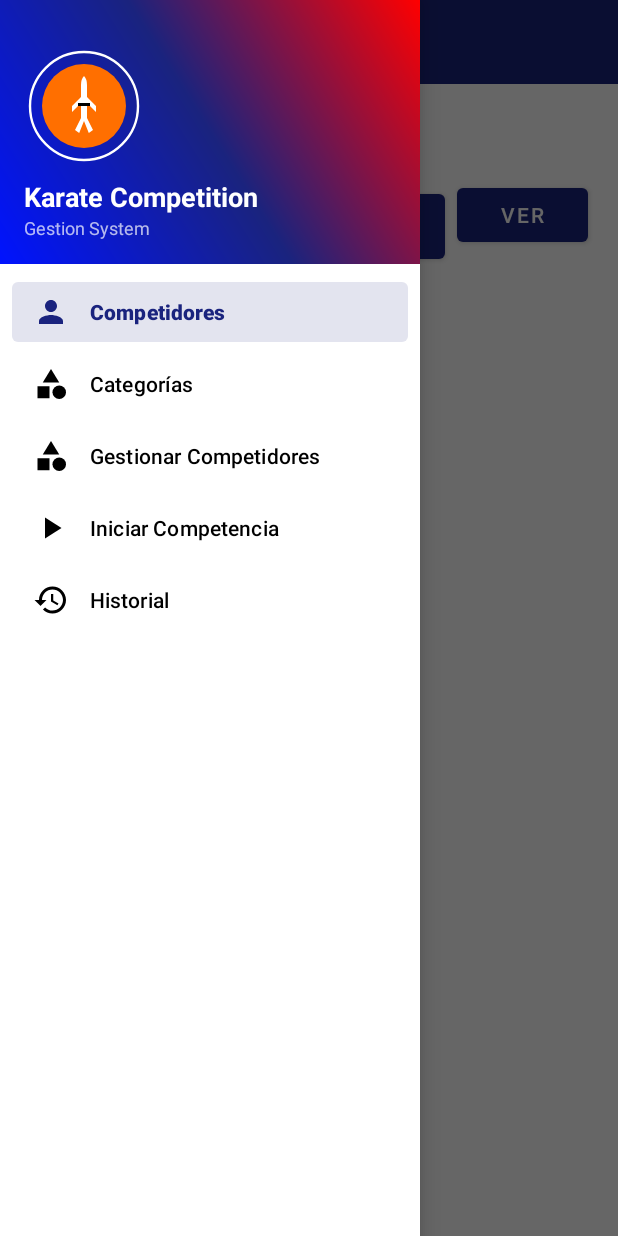
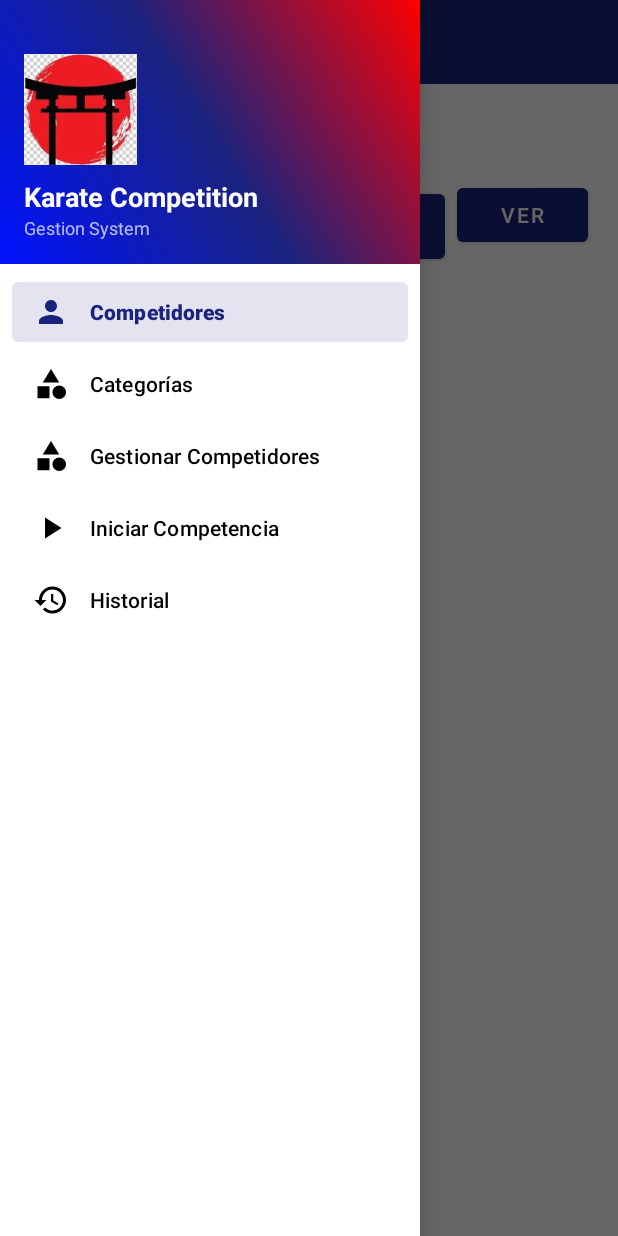
Before and after one commit to GrecoAveitua/proyectoKikin, an Android app: the screen it shows after launch (MainActivity), with the side drawer open, on a phone screen of 412 x 824 dp. Run offline under Robolectric (Android 15) with nearby library versions, the phone set to English and light mode, and no system bars.

Commit message:
Versión 9

```diff
--- a/app/src/main/res/layout/nav_header.xml
+++ b/app/src/main/res/layout/nav_header.xml
@@ -9,10 +9,10 @@
     android:theme="@style/ThemeOverlay.AppCompat.Dark">
 
     <ImageView
-        android:layout_width="80dp"
-        android:layout_height="80dp"
-        android:src="@drawable/ic_karate_logo"
-        android:contentDescription="@string/app_name" />
+        android:id="@+id/imagencita"
+        android:src="@drawable/logo2"
+        android:layout_width="75dp"
+        android:layout_height="75dp"/>
 
     <TextView
         android:layout_width="match_parent"
```
Also changed, not shown: app/src/main/res/drawable/logo2.jpg (added).
